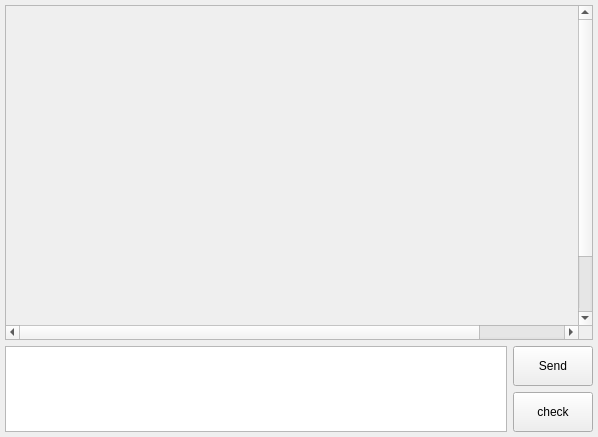
HATTER-LONG/Verbiverse, file UI/ChatWidget.ui: the form before one commit.
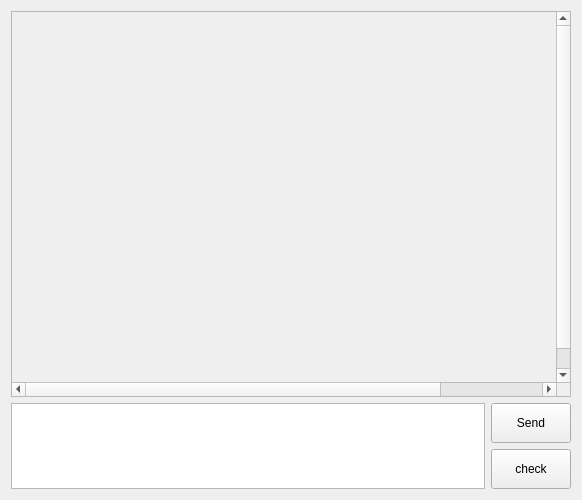
The form after the commit. Custom widgets are drawn as their Qt base class.

```diff
--- a/UI/ChatWidget.ui
+++ b/UI/ChatWidget.ui
@@ -6,36 +6,32 @@
    <rect>
     <x>0</x>
     <y>0</y>
-    <width>598</width>
-    <height>437</height>
+    <width>582</width>
+    <height>500</height>
    </rect>
   </property>
   <property name="windowTitle">
    <string>Form</string>
   </property>
   <layout class="QGridLayout" name="gridLayout">
-   <property name="leftMargin">
-    <number>5</number>
-   </property>
-   <property name="topMargin">
-    <number>5</number>
-   </property>
-   <property name="rightMargin">
-    <number>5</number>
-   </property>
-   <property name="bottomMargin">
-    <number>5</number>
-   </property>
    <item row="0" column="0">
     <layout class="QVBoxLayout" name="verticalLayout_5">
      <item>
-      <widget class="SmoothScrollArea" name="chat_scroll_area">
+      <widget class="QScrollArea" name="chat_scroll_area">
        <property name="sizePolicy">
         <sizepolicy hsizetype="Preferred" vsizetype="Preferred">
          <horstretch>0</horstretch>
          <verstretch>0</verstretch>
         </sizepolicy>
        </property>
+       <property name="font">
+        <font>
+         <family>.AppleSystemUIFont</family>
+        </font>
+       </property>
+       <property name="styleSheet">
+        <string notr="true"/>
+       </property>
        <property name="widgetResizable">
         <bool>false</bool>
        </property>
@@ -51,11 +47,7 @@
           <height>392</height>
          </rect>
         </property>
-        <layout class="QVBoxLayout" name="verticalLayout">
-         <property name="leftMargin">
-          <number>12</number>
-         </property>
-        </layout>
+        <layout class="QVBoxLayout" name="verticalLayout"/>
        </widget>
       </widget>
      </item>
@@ -148,12 +140,6 @@
    <extends>QTextEdit</extends>
    <header location="global">qfluentwidgets</header>
   </customwidget>
-  <customwidget>
-   <class>SmoothScrollArea</class>
-   <extends>QScrollArea</extends>
-   <header location="global">qfluentwidgets</header>
-   <container>1</container>
-  </customwidget>
  </customwidgets>
  <resources/>
  <connections/>
```
